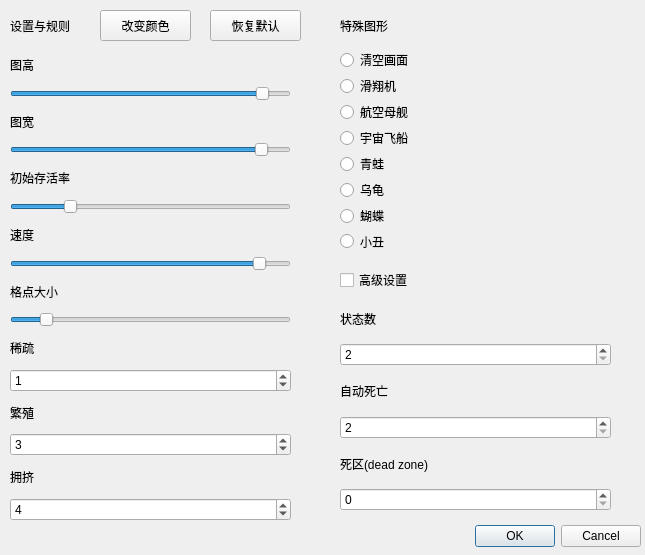
This is setting.ui in HirojiFukuyama/qt_PC2DM as Qt 5 draws it before an edit. The edited form follows.
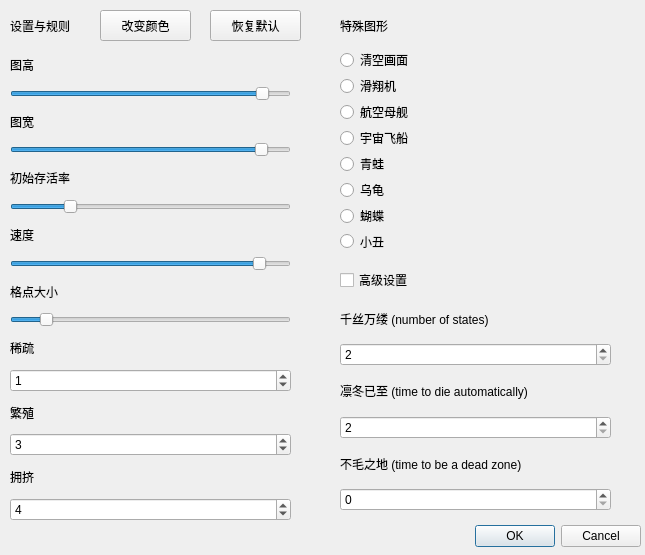
This is the edited form.

What changed in the file:
```diff
--- a/setting.ui
+++ b/setting.ui
@@ -404,7 +404,7 @@
     <item>
      <widget class="QLabel" name="label_10">
       <property name="text">
-       <string>状态数</string>
+       <string>千丝万缕 (number of states)</string>
       </property>
      </widget>
     </item>
@@ -421,7 +421,7 @@
     <item>
      <widget class="QLabel" name="label_12">
       <property name="text">
-       <string>自动死亡</string>
+       <string>凛冬已至 (time to die automatically)</string>
       </property>
      </widget>
     </item>
@@ -438,7 +438,7 @@
     <item>
      <widget class="QLabel" name="label_13">
       <property name="text">
-       <string>死区(dead zone)</string>
+       <string>不毛之地 (time to be a dead zone)</string>
       </property>
      </widget>
     </item>
```
